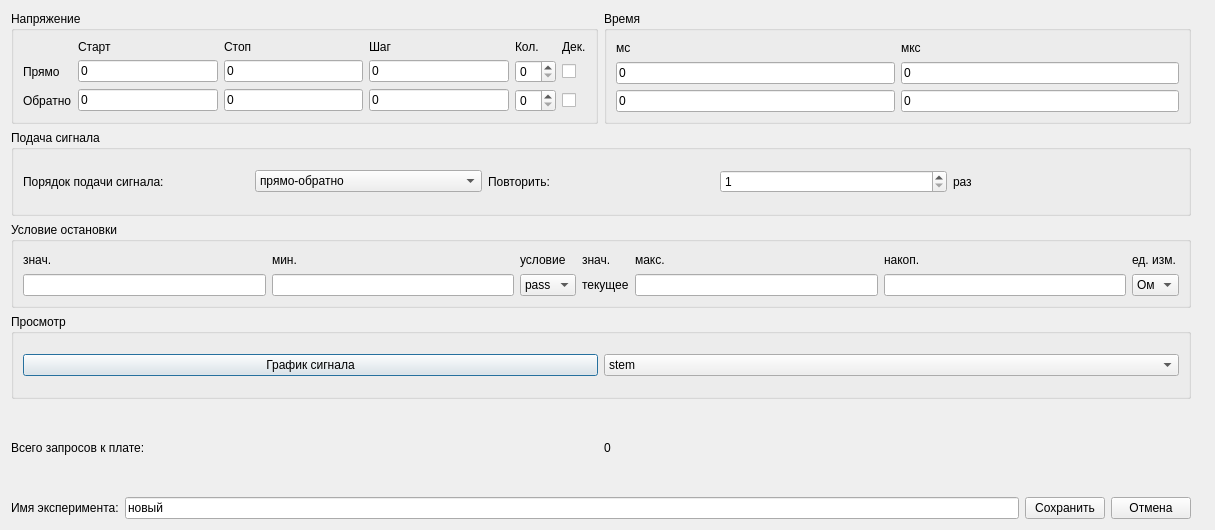
First picture: the form in gui/uies/signal.ui, repository neurocomputer/MemriBoard, before the edit.
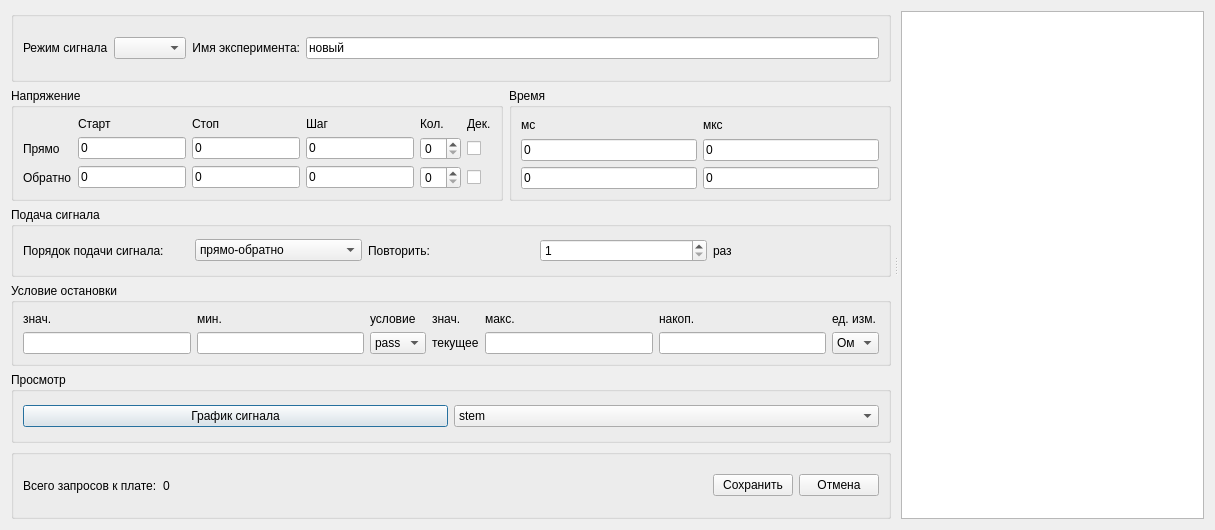
Second picture: the form after the edit. Icons and pictures are not drawn. Custom widgets are drawn as their Qt base class.

Commit message: Signal window layout changed

```diff
--- a/gui/uies/signal.ui
+++ b/gui/uies/signal.ui
@@ -13,13 +13,59 @@
   <property name="windowTitle">
    <string>Сигнал</string>
   </property>
-  <layout class="QVBoxLayout" name="verticalLayout_4">
-   <item>
     <layout class="QVBoxLayout" name="verticalLayout">
      <item>
-      <layout class="QHBoxLayout" name="horizontalLayout_5">
-       <item>
+    <widget class="QSplitter" name="splitter">
+     <property name="lineWidth">
+      <number>4</number>
+     </property>
+     <property name="orientation">
+      <enum>Qt::Horizontal</enum>
+     </property>
+     <property name="handleWidth">
+      <number>10</number>
+     </property>
+     <property name="childrenCollapsible">
+      <bool>true</bool>
+     </property>
+     <widget class="QWidget" name="">
         <layout class="QVBoxLayout" name="verticalLayout_3">
+       <item>
+        <widget class="QGroupBox" name="groupBox_6">
+         <property name="title">
+          <string/>
+         </property>
+         <layout class="QHBoxLayout" name="horizontalLayout_9">
+          <item>
+           <widget class="QLabel" name="label_signal_mode">
+            <property name="text">
+             <string>Режим сигнала</string>
+            </property>
+           </widget>
+          </item>
+          <item>
+           <widget class="QComboBox" name="signal_mode"/>
+          </item>
+          <item>
+           <widget class="QLabel" name="label">
+            <property name="text">
+             <string>Имя эксперимента:</string>
+            </property>
+            <property name="alignment">
+             <set>Qt::AlignRight|Qt::AlignTrailing|Qt::AlignVCenter</set>
+            </property>
+           </widget>
+          </item>
+          <item>
+           <widget class="QLineEdit" name="json_name">
+            <property name="text">
+             <string>новый</string>
+            </property>
+           </widget>
+          </item>
+         </layout>
+        </widget>
+       </item>
          <item>
           <layout class="QHBoxLayout" name="horizontalLayout_2">
            <item>
@@ -438,7 +484,11 @@
           </layout>
          </item>
          <item>
-          <layout class="QHBoxLayout" name="horizontalLayout_7">
+        <widget class="QGroupBox" name="groupBox_7">
+         <property name="title">
+          <string/>
+         </property>
+         <layout class="QHBoxLayout" name="horizontalLayout_8">
            <item>
             <widget class="QLabel" name="label_16">
              <property name="text">
@@ -453,23 +503,18 @@
              </property>
             </widget>
            </item>
-          </layout>
-         </item>
          <item>
-          <layout class="QHBoxLayout" name="horizontalLayout" stretch="0,0,0,0">
-           <item>
-            <widget class="QLabel" name="label">
-             <property name="text">
-              <string>Имя эксперимента:</string>
-             </property>
-            </widget>
-           </item>
-           <item>
-            <widget class="QLineEdit" name="json_name">
-             <property name="text">
-              <string>новый</string>
-             </property>
-            </widget>
+           <spacer name="horizontalSpacer">
+            <property name="orientation">
+             <enum>Qt::Horizontal</enum>
+            </property>
+            <property name="sizeHint" stdset="0">
+             <size>
+              <width>40</width>
+              <height>20</height>
+             </size>
+            </property>
+           </spacer>
            </item>
            <item>
             <widget class="QPushButton" name="button_save">
@@ -486,22 +531,12 @@
             </widget>
            </item>
           </layout>
-         </item>
-        </layout>
-       </item>
-       <item>
-        <widget class="QLabel" name="label_png">
-         <property name="text">
-          <string/>
-         </property>
-         <property name="pixmap">
-          <pixmap>hold.png</pixmap>
-         </property>
         </widget>
        </item>
       </layout>
-     </item>
-    </layout>
+     </widget>
+     <widget class="QGraphicsView" name="graphicsView"/>
+    </widget>
    </item>
   </layout>
  </widget>
```
Lines whose indentation alone changed are shown as unchanged. The commit also changes 4 other files.
